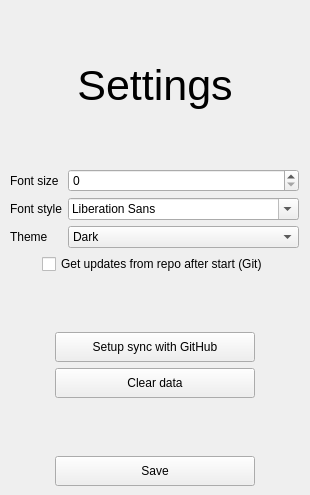
This is src/CodeKeeper/settingswindow.ui in Nighty3098/CodeKeeper as Qt 5 draws it before an edit. The edited form follows.
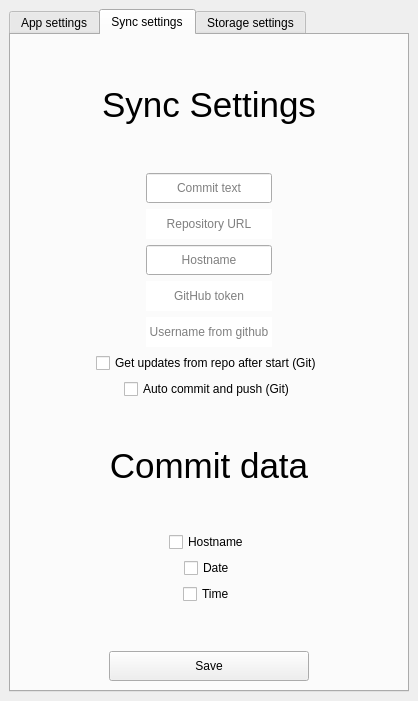
This is the edited form. The open tabs and pages were chosen to show the change.

Diff of the .ui file:
```diff
--- a/src/CodeKeeper/settingswindow.ui
+++ b/src/CodeKeeper/settingswindow.ui
@@ -6,16 +6,38 @@
    <rect>
     <x>0</x>
     <y>0</y>
-    <width>310</width>
-    <height>495</height>
+    <width>412</width>
+    <height>701</height>
    </rect>
   </property>
   <property name="windowTitle">
    <string>MainWindow</string>
   </property>
+  <property name="documentMode">
+   <bool>false</bool>
+  </property>
   <widget class="QWidget" name="centralwidget">
    <layout class="QVBoxLayout" name="verticalLayout">
     <item>
+     <widget class="QTabWidget" name="tabWidget">
+      <property name="minimumSize">
+       <size>
+        <width>400</width>
+        <height>0</height>
+       </size>
+      </property>
+      <property name="styleSheet">
+       <string notr="true">QTabWidget::tab-bar { alignment: center; }</string>
+      </property>
+      <property name="currentIndex">
+       <number>0</number>
+      </property>
+      <widget class="QWidget" name="appSettings">
+       <attribute name="title">
+        <string>App settings</string>
+       </attribute>
+       <layout class="QVBoxLayout" name="verticalLayout_2">
+        <item>
      <spacer name="verticalSpacer_2">
       <property name="orientation">
        <enum>Qt::Vertical</enum>
@@ -23,7 +45,7 @@
       <property name="sizeHint" stdset="0">
        <size>
         <width>20</width>
-        <height>40</height>
+            <height>138</height>
        </size>
       </property>
      </spacer>
@@ -175,44 +197,7 @@
        </spacer>
       </item>
       <item row="0" column="2">
-       <widget class="QSpinBox" name="spinBox"/>
-      </item>
-     </layout>
-    </item>
-    <item>
-     <layout class="QHBoxLayout" name="horizontalLayout_4">
-      <item>
-       <spacer name="horizontalSpacer_13">
-        <property name="orientation">
-         <enum>Qt::Horizontal</enum>
-        </property>
-        <property name="sizeHint" stdset="0">
-         <size>
-          <width>40</width>
-          <height>20</height>
-         </size>
-        </property>
-       </spacer>
-      </item>
-      <item>
-       <widget class="QCheckBox" name="checkBox">
-        <property name="text">
-         <string>Get updates from repo after start (Git)</string>
-        </property>
-       </widget>
-      </item>
-      <item>
-       <spacer name="horizontalSpacer_14">
-        <property name="orientation">
-         <enum>Qt::Horizontal</enum>
-        </property>
-        <property name="sizeHint" stdset="0">
-         <size>
-          <width>40</width>
-          <height>20</height>
-         </size>
-        </property>
-       </spacer>
+           <widget class="QSpinBox" name="fontSizeSelector"/>
       </item>
      </layout>
     </item>
@@ -229,55 +214,6 @@
       </property>
      </spacer>
     </item>
-    <item>
-     <layout class="QHBoxLayout" name="horizontalLayout">
-      <item>
-       <spacer name="horizontalSpacer">
-        <property name="orientation">
-         <enum>Qt::Horizontal</enum>
-        </property>
-        <property name="sizeHint" stdset="0">
-         <size>
-          <width>40</width>
-          <height>20</height>
-         </size>
-        </property>
-       </spacer>
-      </item>
-      <item>
-       <widget class="QPushButton" name="setupSyncBtn">
-        <property name="minimumSize">
-         <size>
-          <width>200</width>
-          <height>30</height>
-         </size>
-        </property>
-        <property name="maximumSize">
-         <size>
-          <width>200</width>
-          <height>30</height>
-         </size>
-        </property>
-        <property name="text">
-         <string>Setup sync with GitHub</string>
-        </property>
-       </widget>
-      </item>
-      <item>
-       <spacer name="horizontalSpacer_2">
-        <property name="orientation">
-         <enum>Qt::Horizontal</enum>
-        </property>
-        <property name="sizeHint" stdset="0">
-         <size>
-          <width>40</width>
-          <height>20</height>
-         </size>
-        </property>
-       </spacer>
-      </item>
-     </layout>
-    </item>
     <item>
      <layout class="QHBoxLayout" name="horizontalLayout_2">
       <item>
@@ -327,19 +263,6 @@
       </item>
      </layout>
     </item>
-    <item>
-     <spacer name="verticalSpacer_3">
-      <property name="orientation">
-       <enum>Qt::Vertical</enum>
-      </property>
-      <property name="sizeHint" stdset="0">
-       <size>
-        <width>20</width>
-        <height>40</height>
-       </size>
-      </property>
-     </spacer>
-    </item>
     <item>
      <layout class="QHBoxLayout" name="horizontalLayout_3">
       <item>
@@ -388,6 +311,784 @@
        </spacer>
       </item>
      </layout>
+        </item>
+       </layout>
+      </widget>
+      <widget class="QWidget" name="syncSettings">
+       <attribute name="title">
+        <string>Sync settings</string>
+       </attribute>
+       <layout class="QVBoxLayout" name="verticalLayout_4">
+        <item>
+         <spacer name="verticalSpacer_5">
+          <property name="orientation">
+           <enum>Qt::Vertical</enum>
+          </property>
+          <property name="sizeHint" stdset="0">
+           <size>
+            <width>20</width>
+            <height>40</height>
+           </size>
+          </property>
+         </spacer>
+        </item>
+        <item>
+         <widget class="QLabel" name="title_2">
+          <property name="font">
+           <font>
+            <pointsize>26</pointsize>
+           </font>
+          </property>
+          <property name="text">
+           <string>Sync Settings</string>
+          </property>
+          <property name="alignment">
+           <set>Qt::AlignCenter</set>
+          </property>
+         </widget>
+        </item>
+        <item>
+         <spacer name="verticalSpacer_6">
+          <property name="orientation">
+           <enum>Qt::Vertical</enum>
+          </property>
+          <property name="sizeHint" stdset="0">
+           <size>
+            <width>20</width>
+            <height>40</height>
+           </size>
+          </property>
+         </spacer>
+        </item>
+        <item>
+         <layout class="QHBoxLayout" name="horizontalLayout_12">
+          <item>
+           <spacer name="horizontalSpacer_29">
+            <property name="orientation">
+             <enum>Qt::Horizontal</enum>
+            </property>
+            <property name="sizeHint" stdset="0">
+             <size>
+              <width>40</width>
+              <height>20</height>
+             </size>
+            </property>
+           </spacer>
+          </item>
+          <item>
+           <widget class="QLineEdit" name="commitText">
+            <property name="minimumSize">
+             <size>
+              <width>0</width>
+              <height>30</height>
+             </size>
+            </property>
+            <property name="alignment">
+             <set>Qt::AlignCenter</set>
+            </property>
+            <property name="placeholderText">
+             <string>Commit text</string>
+            </property>
+           </widget>
+          </item>
+          <item>
+           <spacer name="horizontalSpacer_30">
+            <property name="orientation">
+             <enum>Qt::Horizontal</enum>
+            </property>
+            <property name="sizeHint" stdset="0">
+             <size>
+              <width>40</width>
+              <height>20</height>
+             </size>
+            </property>
+           </spacer>
+          </item>
+         </layout>
+        </item>
+        <item>
+         <layout class="QHBoxLayout" name="horizontalLayout_11">
+          <item>
+           <spacer name="horizontalSpacer_27">
+            <property name="orientation">
+             <enum>Qt::Horizontal</enum>
+            </property>
+            <property name="sizeHint" stdset="0">
+             <size>
+              <width>40</width>
+              <height>20</height>
+             </size>
+            </property>
+           </spacer>
+          </item>
+          <item>
+           <widget class="QLineEdit" name="repoUrlText">
+            <property name="minimumSize">
+             <size>
+              <width>0</width>
+              <height>30</height>
+             </size>
+            </property>
+            <property name="frame">
+             <bool>false</bool>
+            </property>
+            <property name="alignment">
+             <set>Qt::AlignCenter</set>
+            </property>
+            <property name="placeholderText">
+             <string>Repository URL</string>
+            </property>
+           </widget>
+          </item>
+          <item>
+           <spacer name="horizontalSpacer_28">
+            <property name="orientation">
+             <enum>Qt::Horizontal</enum>
+            </property>
+            <property name="sizeHint" stdset="0">
+             <size>
+              <width>40</width>
+              <height>20</height>
+             </size>
+            </property>
+           </spacer>
+          </item>
+         </layout>
+        </item>
+        <item>
+         <layout class="QHBoxLayout" name="horizontalLayout_6">
+          <item>
+           <spacer name="horizontalSpacer_17">
+            <property name="orientation">
+             <enum>Qt::Horizontal</enum>
+            </property>
+            <property name="sizeHint" stdset="0">
+             <size>
+              <width>40</width>
+              <height>20</height>
+             </size>
+            </property>
+           </spacer>
+          </item>
+          <item>
+           <widget class="QLineEdit" name="hostnameText">
+            <property name="minimumSize">
+             <size>
+              <width>0</width>
+              <height>30</height>
+             </size>
+            </property>
+            <property name="alignment">
+             <set>Qt::AlignCenter</set>
+            </property>
+            <property name="placeholderText">
+             <string>Hostname</string>
+            </property>
+           </widget>
+          </item>
+          <item>
+           <spacer name="horizontalSpacer_18">
+            <property name="orientation">
+             <enum>Qt::Horizontal</enum>
+            </property>
+            <property name="sizeHint" stdset="0">
+             <size>
+              <width>40</width>
+              <height>20</height>
+             </size>
+            </property>
+           </spacer>
+          </item>
+         </layout>
+        </item>
+        <item>
+         <layout class="QHBoxLayout" name="horizontalLayout_5">
+          <item>
+           <spacer name="horizontalSpacer_15">
+            <property name="orientation">
+             <enum>Qt::Horizontal</enum>
+            </property>
+            <property name="sizeHint" stdset="0">
+             <size>
+              <width>40</width>
+              <height>20</height>
+             </size>
+            </property>
+           </spacer>
+          </item>
+          <item>
+           <widget class="QLineEdit" name="gitTokenText">
+            <property name="minimumSize">
+             <size>
+              <width>0</width>
+              <height>30</height>
+             </size>
+            </property>
+            <property name="frame">
+             <bool>false</bool>
+            </property>
+            <property name="alignment">
+             <set>Qt::AlignCenter</set>
+            </property>
+            <property name="placeholderText">
+             <string>GitHub token</string>
+            </property>
+           </widget>
+          </item>
+          <item>
+           <spacer name="horizontalSpacer_16">
+            <property name="orientation">
+             <enum>Qt::Horizontal</enum>
+            </property>
+            <property name="sizeHint" stdset="0">
+             <size>
+              <width>40</width>
+              <height>20</height>
+             </size>
+            </property>
+           </spacer>
+          </item>
+         </layout>
+        </item>
+        <item>
+         <layout class="QHBoxLayout" name="horizontalLayout">
+          <item>
+           <spacer name="horizontalSpacer">
+            <property name="orientation">
+             <enum>Qt::Horizontal</enum>
+            </property>
+            <property name="sizeHint" stdset="0">
+             <size>
+              <width>40</width>
+              <height>20</height>
+             </size>
+            </property>
+           </spacer>
+          </item>
+          <item>
+           <widget class="QLineEdit" name="userNameText">
+            <property name="minimumSize">
+             <size>
+              <width>0</width>
+              <height>30</height>
+             </size>
+            </property>
+            <property name="inputMask">
+             <string/>
+            </property>
+            <property name="text">
+             <string/>
+            </property>
+            <property name="frame">
+             <bool>false</bool>
+            </property>
+            <property name="alignment">
+             <set>Qt::AlignCenter</set>
+            </property>
+            <property name="placeholderText">
+             <string>Username from github</string>
+            </property>
+           </widget>
+          </item>
+          <item>
+           <spacer name="horizontalSpacer_2">
+            <property name="orientation">
+             <enum>Qt::Horizontal</enum>
+            </property>
+            <property name="sizeHint" stdset="0">
+             <size>
+              <width>40</width>
+              <height>20</height>
+             </size>
+            </property>
+           </spacer>
+          </item>
+         </layout>
+        </item>
+        <item>
+         <layout class="QHBoxLayout" name="horizontalLayout_13">
+          <item>
+           <spacer name="horizontalSpacer_34">
+            <property name="orientation">
+             <enum>Qt::Horizontal</enum>
+            </property>
+            <property name="sizeHint" stdset="0">
+             <size>
+              <width>40</width>
+              <height>20</height>
+             </size>
+            </property>
+           </spacer>
+          </item>
+          <item>
+           <widget class="QCheckBox" name="isAutoUpgrade">
+            <property name="text">
+             <string>Get updates from repo after start (Git)</string>
+            </property>
+           </widget>
+          </item>
+          <item>
+           <spacer name="horizontalSpacer_33">
+            <property name="orientation">
+             <enum>Qt::Horizontal</enum>
+            </property>
+            <property name="sizeHint" stdset="0">
+             <size>
+              <width>40</width>
+              <height>20</height>
+             </size>
+            </property>
+           </spacer>
+          </item>
+         </layout>
+        </item>
+        <item>
+         <layout class="QHBoxLayout" name="horizontalLayout_15">
+          <item>
+           <spacer name="horizontalSpacer_37">
+            <property name="orientation">
+             <enum>Qt::Horizontal</enum>
+            </property>
+            <property name="sizeHint" stdset="0">
+             <size>
+              <width>40</width>
+              <height>20</height>
+             </size>
+            </property>
+           </spacer>
+          </item>
+          <item>
+           <widget class="QCheckBox" name="isAutoCommit">
+            <property name="text">
+             <string>Auto commit and push (Git)</string>
+            </property>
+           </widget>
+          </item>
+          <item>
+           <spacer name="horizontalSpacer_38">
+            <property name="orientation">
+             <enum>Qt::Horizontal</enum>
+            </property>
+            <property name="sizeHint" stdset="0">
+             <size>
+              <width>40</width>
+              <height>20</height>
+             </size>
+            </property>
+           </spacer>
+          </item>
+         </layout>
+        </item>
+        <item>
+         <spacer name="verticalSpacer_7">
+          <property name="orientation">
+           <enum>Qt::Vertical</enum>
+          </property>
+          <property name="sizeHint" stdset="0">
+           <size>
+            <width>20</width>
+            <height>40</height>
+           </size>
+          </property>
+         </spacer>
+        </item>
+        <item>
+         <layout class="QVBoxLayout" name="verticalLayout_3">
+          <item>
+           <layout class="QHBoxLayout" name="horizontalLayout_7">
+            <item>
+             <spacer name="horizontalSpacer_19">
+              <property name="orientation">
+               <enum>Qt::Horizontal</enum>
+              </property>
+              <property name="sizeHint" stdset="0">
+               <size>
+                <width>40</width>
+                <height>20</height>
+               </size>
+              </property>
+             </spacer>
+            </item>
+            <item>
+             <widget class="QLabel" name="label_4">
+              <property name="font">
+               <font>
+                <pointsize>26</pointsize>
+               </font>
+              </property>
+              <property name="text">
+               <string>Commit data</string>
+              </property>
+              <property name="alignment">
+               <set>Qt::AlignCenter</set>
+              </property>
+             </widget>
+            </item>
+            <item>
+             <spacer name="horizontalSpacer_20">
+              <property name="orientation">
+               <enum>Qt::Horizontal</enum>
+              </property>
+              <property name="sizeHint" stdset="0">
+               <size>
+                <width>40</width>
+                <height>20</height>
+               </size>
+              </property>
+             </spacer>
+            </item>
+           </layout>
+          </item>
+          <item>
+           <spacer name="verticalSpacer_9">
+            <property name="orientation">
+             <enum>Qt::Vertical</enum>
+            </property>
+            <property name="sizeHint" stdset="0">
+             <size>
+              <width>20</width>
+              <height>40</height>
+             </size>
+            </property>
+           </spacer>
+          </item>
+          <item>
+           <layout class="QHBoxLayout" name="horizontalLayout_9">
+            <item>
+             <spacer name="horizontalSpacer_21">
+              <property name="orientation">
+               <enum>Qt::Horizontal</enum>
+              </property>
+              <property name="sizeHint" stdset="0">
+               <size>
+                <width>40</width>
+                <height>20</height>
+               </size>
+              </property>
+             </spacer>
+            </item>
+            <item>
+             <widget class="QCheckBox" name="isHostname">
+              <property name="text">
+               <string>Hostname</string>
+              </property>
+             </widget>
+            </item>
+            <item>
+             <spacer name="horizontalSpacer_22">
+              <property name="orientation">
+               <enum>Qt::Horizontal</enum>
+              </property>
+              <property name="sizeHint" stdset="0">
+               <size>
+                <width>40</width>
+                <height>20</height>
+               </size>
+              </property>
+             </spacer>
+            </item>
+           </layout>
+          </item>
+          <item>
+           <layout class="QHBoxLayout" name="horizontalLayout_8">
+            <item>
+             <spacer name="horizontalSpacer_23">
+              <property name="orientation">
+               <enum>Qt::Horizontal</enum>
+              </property>
+              <property name="sizeHint" stdset="0">
+               <size>
+                <width>40</width>
+                <height>20</height>
+               </size>
+              </property>
+             </spacer>
+            </item>
+            <item>
+             <widget class="QCheckBox" name="isDate">
+              <property name="text">
+               <string>Date</string>
+              </property>
+             </widget>
+            </item>
+            <item>
+             <spacer name="horizontalSpacer_24">
+              <property name="orientation">
+               <enum>Qt::Horizontal</enum>
+              </property>
+              <property name="sizeHint" stdset="0">
+               <size>
+                <width>40</width>
+                <height>20</height>
+               </size>
+              </property>
+             </spacer>
+            </item>
+           </layout>
+          </item>
+          <item>
+           <layout class="QHBoxLayout" name="horizontalLayout_10">
+            <item>
+             <spacer name="horizontalSpacer_25">
+              <property name="orientation">
+               <enum>Qt::Horizontal</enum>
+              </property>
+              <property name="sizeHint" stdset="0">
+               <size>
+                <width>40</width>
+                <height>20</height>
+               </size>
+              </property>
+             </spacer>
+            </item>
+            <item>
+             <widget class="QCheckBox" name="isTime">
+              <property name="text">
+               <string>Time</string>
+              </property>
+             </widget>
+            </item>
+            <item>
+             <spacer name="horizontalSpacer_26">
+              <property name="orientation">
+               <enum>Qt::Horizontal</enum>
+              </property>
+              <property name="sizeHint" stdset="0">
+               <size>
+                <width>40</width>
+                <height>20</height>
+               </size>
+              </property>
+             </spacer>
+            </item>
+           </layout>
+          </item>
+         </layout>
+        </item>
+        <item>
+         <spacer name="verticalSpacer_8">
+          <property name="orientation">
+           <enum>Qt::Vertical</enum>
+          </property>
+          <property name="sizeHint" stdset="0">
+           <size>
+            <width>20</width>
+            <height>40</height>
+           </size>
+          </property>
+         </spacer>
+        </item>
+        <item>
+         <layout class="QHBoxLayout" name="saveL">
+          <item>
+           <spacer name="horizontalSpacer_31">
+            <property name="orientation">
+             <enum>Qt::Horizontal</enum>
+            </property>
+            <property name="sizeHint" stdset="0">
+             <size>
+              <width>40</width>
+              <height>20</height>
+             </size>
+            </property>
+           </spacer>
+          </item>
+          <item>
+           <widget class="QPushButton" name="saveBtn_2">
+            <property name="minimumSize">
+             <size>
+              <width>200</width>
+              <height>30</height>
+             </size>
+            </property>
+            <property name="maximumSize">
+             <size>
+              <width>200</width>
+              <height>16777215</height>
+             </size>
+            </property>
+            <property name="text">
+             <string>Save</string>
+            </property>
+           </widget>
+          </item>
+          <item>
+           <spacer name="horizontalSpacer_32">
+            <property name="orientation">
+             <enum>Qt::Horizontal</enum>
+            </property>
+            <property name="sizeHint" stdset="0">
+             <size>
+              <width>40</width>
+              <height>20</height>
+             </size>
+            </property>
+           </spacer>
+          </item>
+         </layout>
+        </item>
+       </layout>
+      </widget>
+      <widget class="QWidget" name="tab">
+       <attribute name="title">
+        <string>Storage settings</string>
+       </attribute>
+       <layout class="QVBoxLayout" name="verticalLayout_5">
+        <item>
+         <spacer name="verticalSpacer_10">
+          <property name="orientation">
+           <enum>Qt::Vertical</enum>
+          </property>
+          <property name="sizeHint" stdset="0">
+           <size>
+            <width>20</width>
+            <height>40</height>
+           </size>
+          </property>
+         </spacer>
+        </item>
+        <item>
+         <widget class="QLabel" name="label_5">
+          <property name="font">
+           <font>
+            <pointsize>32</pointsize>
+           </font>
+          </property>
+          <property name="text">
+           <string>Storage settings</string>
+          </property>
+          <property name="alignment">
+           <set>Qt::AlignCenter</set>
+          </property>
+         </widget>
+        </item>
+        <item>
+         <spacer name="verticalSpacer_3">
+          <property name="orientation">
+           <enum>Qt::Vertical</enum>
+          </property>
+          <property name="sizeHint" stdset="0">
+           <size>
+            <width>20</width>
+            <height>40</height>
+           </size>
+          </property>
+         </spacer>
+        </item>
+        <item>
+         <layout class="QVBoxLayout" name="verticalLayout_6">
+          <item>
+           <widget class="QLabel" name="pathToStorage">
+            <property name="font">
+             <font>
+              <pointsize>12</pointsize>
+             </font>
+            </property>
+            <property name="text">
+             <string/>
+            </property>
+            <property name="alignment">
+             <set>Qt::AlignCenter</set>
+            </property>
+           </widget>
+          </item>
+          <item>
+           <layout class="QHBoxLayout" name="horizontalLayout_14">
+            <item>
+             <spacer name="horizontalSpacer_35">
+              <property name="orientation">
+               <enum>Qt::Horizontal</enum>
+              </property>
+              <property name="sizeHint" stdset="0">
+               <size>
+                <width>40</width>
+                <height>20</height>
+               </size>
+              </property>
+             </spacer>
+            </item>
+            <item>
+             <widget class="QPushButton" name="pushButton">
+              <property name="minimumSize">
+               <size>
+                <width>200</width>
+                <height>30</height>
+               </size>
+              </property>
+              <property name="maximumSize">
+               <size>
+                <width>200</width>
+                <height>30</height>
+               </size>
+              </property>
+              <property name="text">
+               <string>Open folder</string>
+              </property>
+             </widget>
+            </item>
+            <item>
+             <spacer name="horizontalSpacer_36">
+              <property name="orientation">
+               <enum>Qt::Horizontal</enum>
+              </property>
+              <property name="sizeHint" stdset="0">
+               <size>
+                <width>40</width>
+                <height>20</height>
+               </size>
+              </property>
+             </spacer>
+            </item>
+           </layout>
+          </item>
+          <item>
+           <layout class="QHBoxLayout" name="horizontalLayout_4">
+            <item>
+             <spacer name="horizontalSpacer_13">
+              <property name="orientation">
+               <enum>Qt::Horizontal</enum>
+              </property>
+              <property name="sizeHint" stdset="0">
+               <size>
+                <width>40</width>
+                <height>20</height>
+               </size>
+              </property>
+             </spacer>
+            </item>
+            <item>
+             <widget class="QPushButton" name="openFolderBtn">
+              <property name="minimumSize">
+               <size>
+                <width>200</width>
+                <height>30</height>
+               </size>
+              </property>
+              <property name="text">
+               <string>Set folder as storage</string>
+              </property>
+             </widget>
+            </item>
+            <item>
+             <spacer name="horizontalSpacer_14">
+              <property name="orientation">
+               <enum>Qt::Horizontal</enum>
+              </property>
+              <property name="sizeHint" stdset="0">
+               <size>
+                <width>40</width>
+                <height>20</height>
+               </size>
+              </property>
+             </spacer>
+            </item>
+           </layout>
+          </item>
+         </layout>
+        </item>
+       </layout>
+      </widget>
+     </widget>
     </item>
    </layout>
   </widget>
```
Left out of the diff: 6 changed lines with no effect on the pictures. Lines whose indentation alone changed are shown as unchanged.
